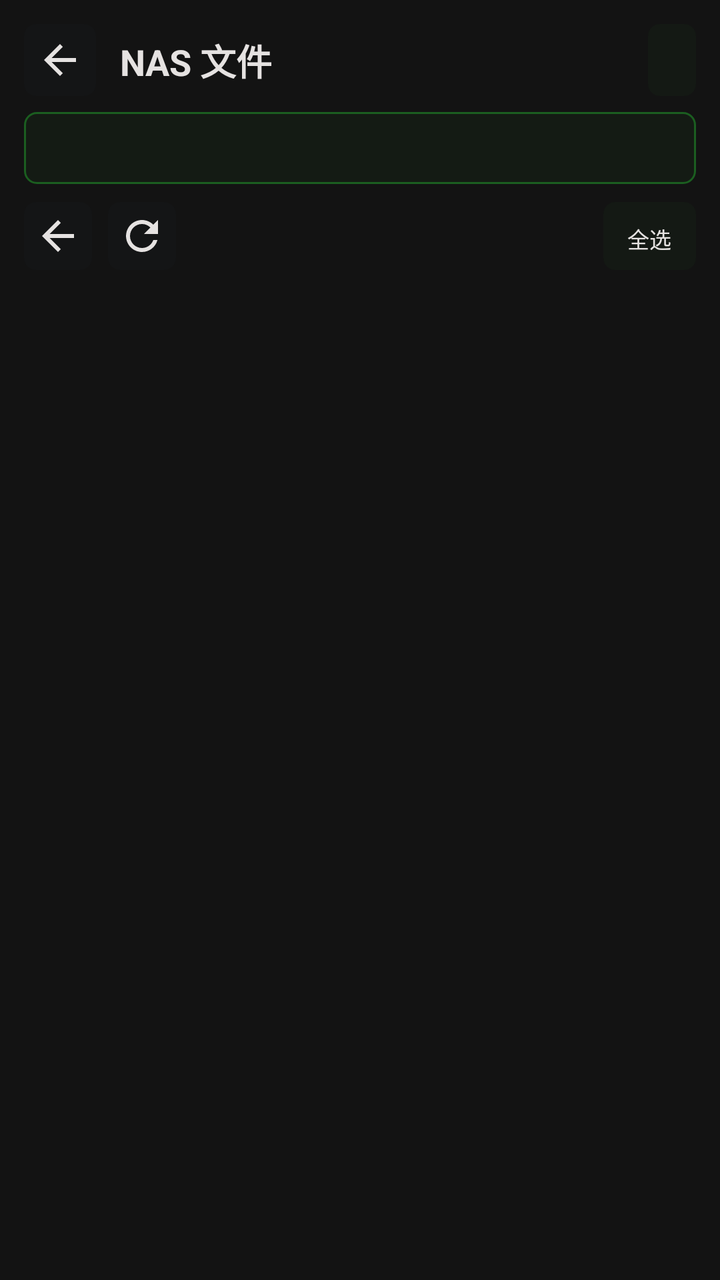
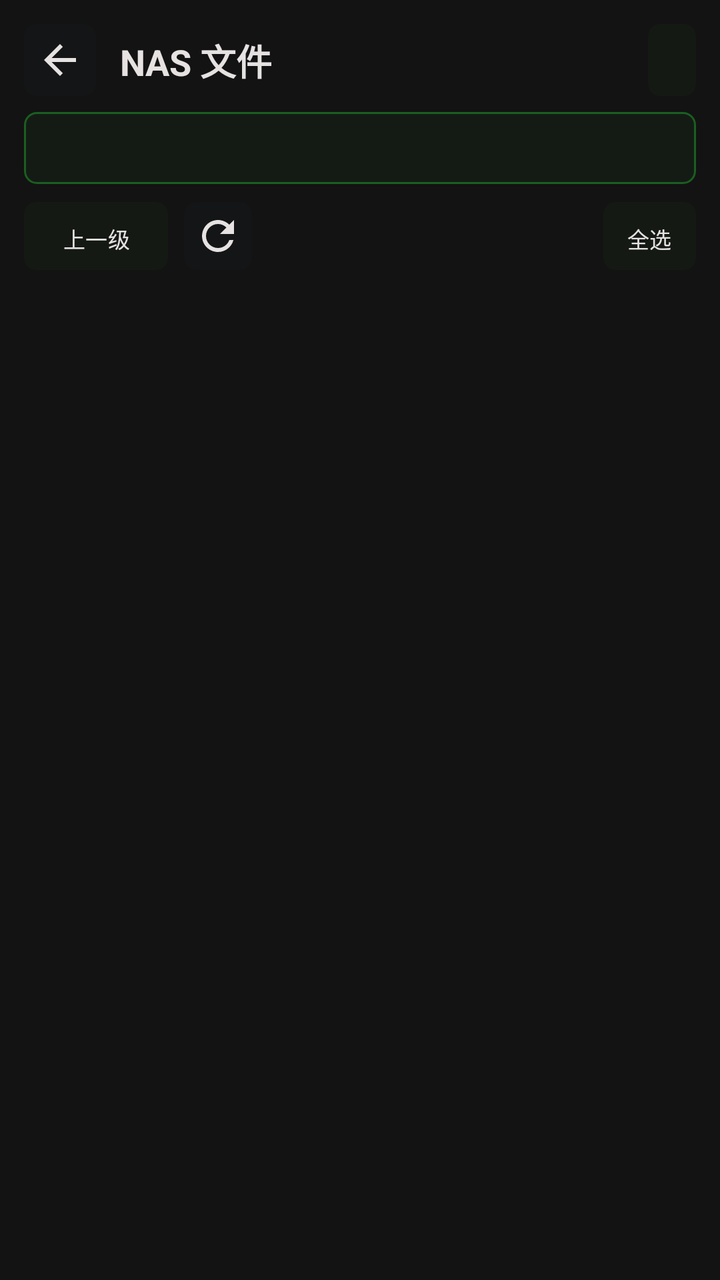

Screens rendered from an Android XML layout before and after an edit, with the pre-edit source and the edit as a unified diff.
<!-- AndroidManifest.xml: another module's application theme Theme.YuanBaoTv -->
<!-- res/layout/activity_nas_browser.xml -->
<?xml version="1.0" encoding="utf-8"?>
<androidx.constraintlayout.widget.ConstraintLayout xmlns:android="http://schemas.android.com/apk/res/android"
    xmlns:app="http://schemas.android.com/apk/res-auto"
    android:layout_width="match_parent"
    android:layout_height="match_parent"
    android:background="@color/tv_bg_dark"
    android:padding="@dimen/nas_browser_page_padding">

    <ImageButton
        android:id="@+id/btn_back"
        android:layout_width="@dimen/nas_browser_header_height"
        android:layout_height="@dimen/nas_browser_header_height"
        android:background="@drawable/bg_nas_browser_icon_button"
        android:contentDescription="@string/nas_file_up"
        android:padding="@dimen/nas_browser_icon_padding"
        android:src="@drawable/ic_nas_back"
        android:tooltipText="@string/nas_file_up"
        app:layout_constraintStart_toStartOf="parent"
        app:layout_constraintTop_toTopOf="parent" />

    <TextView
        android:id="@+id/tv_title"
        android:layout_width="0dp"
        android:layout_height="wrap_content"
        android:layout_marginStart="12dp"
        android:ellipsize="end"
        android:maxLines="1"
        android:text="@string/title_nas_files"
        android:textColor="@color/tv_text_primary"
        android:textSize="@dimen/nas_browser_title_text_size"
        android:textStyle="bold"
        app:layout_constraintBottom_toBottomOf="@id/btn_back"
        app:layout_constraintEnd_toStartOf="@id/btn_nas_edit"
        app:layout_constraintStart_toEndOf="@id/btn_back"
        app:layout_constraintTop_toTopOf="@id/btn_back" />

    <Button
        android:id="@+id/btn_nas_edit"
        android:layout_width="wrap_content"
        android:layout_height="@dimen/nas_browser_header_height"
        android:background="@drawable/bg_nas_browser_text_button"
        android:minWidth="0dp"
        android:paddingHorizontal="12dp"
        android:textColor="@color/tv_text_primary"
        android:textSize="@dimen/nas_browser_action_text_size"
        app:layout_constraintEnd_toEndOf="parent"
        app:layout_constraintTop_toTopOf="parent" />

    <Button
        android:id="@+id/btn_nas_source"
        android:layout_width="0dp"
        android:layout_height="@dimen/nas_browser_header_height"
        android:layout_marginTop="8dp"
        android:background="@drawable/bg_nas_browser_source"
        android:ellipsize="end"
        android:gravity="start|center_vertical"
        android:maxLines="1"
        android:paddingHorizontal="12dp"
        android:textColor="@color/tv_text_primary"
        android:textSize="@dimen/nas_browser_source_text_size"
        app:layout_constraintEnd_toEndOf="parent"
        app:layout_constraintStart_toStartOf="parent"
        app:layout_constraintTop_toBottomOf="@id/btn_back" />

    <TextView
        android:id="@+id/tv_nas_address"
        android:layout_width="0dp"
        android:layout_height="0dp"
        android:visibility="gone"
        android:ellipsize="middle"
        android:maxLines="1"
        android:textColor="@color/tv_text_secondary"
        android:textSize="@dimen/nas_browser_address_text_size"
        app:layout_constraintEnd_toEndOf="parent"
        app:layout_constraintStart_toStartOf="parent"
        app:layout_constraintTop_toBottomOf="@id/btn_nas_source" />

    <LinearLayout
        android:id="@+id/layout_file_actions"
        android:layout_width="0dp"
        android:layout_height="@dimen/nas_browser_action_height"
        android:layout_marginTop="8dp"
        android:gravity="center_vertical"
        android:orientation="horizontal"
        app:layout_constraintEnd_toEndOf="parent"
        app:layout_constraintStart_toStartOf="parent"
        app:layout_constraintTop_toBottomOf="@id/btn_nas_source">

        <ImageButton
            android:id="@+id/btn_file_up"
            android:layout_width="@dimen/nas_browser_action_button_height"
            android:layout_height="@dimen/nas_browser_action_button_height"
            android:background="@drawable/bg_nas_browser_icon_button"
            android:contentDescription="@string/nas_file_up"
            android:padding="@dimen/nas_browser_icon_padding"
            android:src="@drawable/ic_nas_back"
            android:tooltipText="@string/nas_file_up" />

        <ImageButton
            android:id="@+id/btn_refresh_files"
            android:layout_width="@dimen/nas_browser_action_button_height"
            android:layout_height="@dimen/nas_browser_action_button_height"
            android:layout_marginStart="8dp"
            android:background="@drawable/bg_nas_browser_icon_button"
            android:contentDescription="@string/nas_file_refresh"
            android:padding="@dimen/nas_browser_icon_padding"
            android:src="@drawable/ic_nas_refresh"
            android:tooltipText="@string/nas_file_refresh" />

        <TextView
            android:id="@+id/tv_file_path"
            android:layout_width="0dp"
            android:layout_height="wrap_content"
            android:layout_marginStart="12dp"
            android:layout_weight="1"
            android:ellipsize="start"
            android:maxLines="1"
            android:textColor="@color/tv_text_secondary"
            android:textSize="@dimen/nas_browser_path_text_size" />

        <Button
            android:id="@+id/btn_select_all"
            android:layout_width="wrap_content"
            android:layout_height="@dimen/nas_browser_action_button_height"
            android:background="@drawable/bg_nas_browser_text_button"
            android:minWidth="0dp"
            android:paddingHorizontal="12dp"
            android:text="@string/nas_file_select_all"
            android:textColor="@color/tv_text_primary"
            android:textSize="@dimen/nas_browser_action_text_size" />
    </LinearLayout>

    <androidx.recyclerview.widget.RecyclerView
        android:id="@+id/rv_nas_files"
        android:layout_width="0dp"
        android:layout_height="0dp"
        android:clipToPadding="false"
        android:clipChildren="false"
        android:paddingTop="4dp"
        android:paddingBottom="@dimen/nas_browser_list_bottom_padding"
        android:scrollbars="none"
        app:layoutManager="androidx.recyclerview.widget.LinearLayoutManager"
        app:layout_constraintBottom_toTopOf="@id/layout_download"
        app:layout_constraintEnd_toEndOf="parent"
        app:layout_constraintStart_toStartOf="parent"
        app:layout_constraintTop_toBottomOf="@id/layout_file_actions" />

    <ProgressBar
        android:id="@+id/progress_nas_files"
        android:layout_width="@dimen/nas_browser_progress_size"
        android:layout_height="@dimen/nas_browser_progress_size"
        android:visibility="gone"
        app:layout_constraintBottom_toBottomOf="@id/rv_nas_files"
        app:layout_constraintEnd_toEndOf="@id/rv_nas_files"
        app:layout_constraintStart_toStartOf="@id/rv_nas_files"
        app:layout_constraintTop_toTopOf="@id/rv_nas_files" />

    <TextView
        android:id="@+id/tv_nas_files_empty"
        android:layout_width="wrap_content"
        android:layout_height="wrap_content"
        android:gravity="center"
        android:textColor="@color/tv_text_secondary"
        android:clickable="true"
        android:focusable="true"
        android:textSize="13sp"
        android:visibility="gone"
        app:layout_constraintBottom_toBottomOf="@id/rv_nas_files"
        app:layout_constraintEnd_toEndOf="@id/rv_nas_files"
        app:layout_constraintStart_toStartOf="@id/rv_nas_files"
        app:layout_constraintTop_toTopOf="@id/rv_nas_files" />

    <LinearLayout
        android:id="@+id/layout_download"
        android:layout_width="0dp"
        android:layout_height="@dimen/nas_browser_bottom_height"
        android:background="@drawable/bg_nas_browser_bottom_bar"
        android:gravity="center_vertical"
        android:paddingHorizontal="@dimen/nas_browser_bottom_horizontal_padding"
        android:orientation="horizontal"
        android:visibility="gone"
        app:layout_constraintBottom_toBottomOf="parent"
        app:layout_constraintEnd_toEndOf="parent"
        app:layout_constraintStart_toStartOf="parent">

        <TextView
            android:id="@+id/tv_selected_count"
            android:layout_width="0dp"
            android:layout_height="wrap_content"
            android:layout_weight="1"
            android:textColor="@color/tv_text_primary"
            android:textSize="@dimen/nas_browser_selected_text_size" />

        <Button
            android:id="@+id/btn_download_selected"
            android:layout_width="wrap_content"
            android:layout_height="@dimen/nas_browser_header_height"
            android:background="@drawable/bg_nas_browser_download_button"
            android:minWidth="0dp"
            android:paddingHorizontal="16dp"
            android:text="@string/nas_file_download_selected"
            android:textColor="@color/tv_hero_btn_text"
            android:textSize="@dimen/nas_browser_action_text_size" />
    </LinearLayout>
</androidx.constraintlayout.widget.ConstraintLayout>
<!-- resources referenced by this layout -->
<resources>
  <color name="tv_bg_dark">#131313</color>
  <color name="tv_hero_btn_text">#F8FAFC</color>
  <color name="tv_text_primary">#E5E2E1</color>
  <color name="tv_text_secondary">#D3C5AF</color>
  <dimen name="nas_browser_action_button_height">34dp</dimen>
  <dimen name="nas_browser_action_height">36dp</dimen>
  <dimen name="nas_browser_action_text_size">11sp</dimen>
  <dimen name="nas_browser_address_text_size">11sp</dimen>
  <dimen name="nas_browser_bottom_height">48dp</dimen>
  <dimen name="nas_browser_bottom_horizontal_padding">12dp</dimen>
  <dimen name="nas_browser_header_height">36dp</dimen>
  <dimen name="nas_browser_icon_padding">8dp</dimen>
  <dimen name="nas_browser_list_bottom_padding">8dp</dimen>
  <dimen name="nas_browser_page_padding">12dp</dimen>
  <dimen name="nas_browser_path_text_size">12sp</dimen>
  <dimen name="nas_browser_progress_size">36dp</dimen>
  <dimen name="nas_browser_selected_text_size">13sp</dimen>
  <dimen name="nas_browser_source_text_size">13sp</dimen>
  <dimen name="nas_browser_title_text_size">18sp</dimen>
  <!-- drawable bg_nas_browser_bottom_bar (drawable) -->
  <?xml version="1.0" encoding="utf-8"?>
  <shape xmlns:android="http://schemas.android.com/apk/res/android" android:shape="rectangle">
      <solid android:color="#1C1C1F" />
      <stroke android:width="1dp" android:color="#34383E" />
      <corners android:radius="6dp" />
  </shape>
  <!-- drawable ic_nas_back (drawable) -->
  <vector xmlns:android="http://schemas.android.com/apk/res/android"
      android:width="24dp"
      android:height="24dp"
      android:viewportWidth="24"
      android:viewportHeight="24">
      <path android:fillColor="@color/tv_text_primary" android:pathData="M20,11H7.83l5.59,-5.59L12,4l-8,8 8,8 1.41,-1.41L7.83,13H20z" />
  </vector>
  <!-- drawable ic_nas_refresh (drawable) -->
  <vector xmlns:android="http://schemas.android.com/apk/res/android"
      android:width="24dp"
      android:height="24dp"
      android:viewportWidth="24"
      android:viewportHeight="24">
      <path android:fillColor="@color/tv_text_primary" android:pathData="M17.65,6.35C16.2,4.9 14.21,4 12,4c-4.42,0 -7.99,3.58 -7.99,8s3.57,8 7.99,8c3.73,0 6.84,-2.55 7.73,-6h-2.08c-0.82,2.33 -3.04,4 -5.65,4 -3.31,0 -6,-2.69 -6,-6s2.69,-6 6,-6c1.66,0 3.14,0.69 4.22,1.78L13,11h7V4z" />
  </vector>
  <string name="nas_file_download_selected">下载视频及关联文件</string>
  <string name="nas_file_refresh">刷新</string>
  <string name="nas_file_select_all">全选</string>
  <string name="nas_file_up">上一级</string>
  <string name="title_nas_files">NAS 文件</string>
  <style name="Theme.YuanBaoTv" parent="Theme.Material3.DayNight.NoActionBar">
          <item name="colorPrimary">@color/primary</item>
          <item name="colorOnPrimary">@color/on_primary</item>
          <item name="android:statusBarColor">@android:color/transparent</item>
          <item name="android:navigationBarColor">@android:color/transparent</item>
          <item name="android:windowLightStatusBar">false</item>
          <item name="buttonStyle">@style/Widget.YuanBaoTv.Button</item>
      </style>
  <color name="tv_accent_blue">#38BDF8</color>
  <color name="tv_focus_ring">#84F5E8</color>
  <color name="primary">#1B5E20</color>
  <color name="on_primary">#FFFFFF</color>
  <style name="Widget.YuanBaoTv.Button" parent="Widget.AppCompat.Button">
          <item name="android:backgroundTint">@null</item>
          <item name="backgroundTint">@null</item>
          <item name="android:textAllCaps">false</item>
      </style>
  <!-- unchanged entries left out for length: 4 -->
</resources>

<!-- the commit's change to res/layout/activity_nas_browser.xml (unified diff, before → after) -->
@@ -11,10 +11,10 @@
         android:layout_width="@dimen/nas_browser_header_height"
         android:layout_height="@dimen/nas_browser_header_height"
         android:background="@drawable/bg_nas_browser_icon_button"
-        android:contentDescription="@string/nas_file_up"
+        android:contentDescription="@string/navigation_back"
         android:padding="@dimen/nas_browser_icon_padding"
         android:src="@drawable/ic_nas_back"
-        android:tooltipText="@string/nas_file_up"
+        android:tooltipText="@string/navigation_back"
         app:layout_constraintStart_toStartOf="parent"
         app:layout_constraintTop_toTopOf="parent" />
 
@@ -30,9 +30,25 @@
         android:textSize="@dimen/nas_browser_title_text_size"
         android:textStyle="bold"
         app:layout_constraintBottom_toBottomOf="@id/btn_back"
-        app:layout_constraintEnd_toStartOf="@id/btn_nas_edit"
+        app:layout_constraintEnd_toStartOf="@id/btn_nas_scan"
         app:layout_constraintStart_toEndOf="@id/btn_back"
         app:layout_constraintTop_toTopOf="@id/btn_back" />
+
+    <Button
+        android:id="@+id/btn_nas_scan"
+        android:layout_width="wrap_content"
+        android:layout_height="@dimen/nas_browser_header_height"
+        android:layout_marginEnd="8dp"
+        android:background="@drawable/bg_nas_browser_text_button"
+        android:minWidth="0dp"
+        android:paddingHorizontal="12dp"
+        android:text="@string/btn_scan_now"
+        android:textAllCaps="false"
+        android:textColor="@color/tv_text_primary"
+        android:textSize="@dimen/nas_browser_action_text_size"
+        android:visibility="gone"
+        app:layout_constraintEnd_toStartOf="@id/btn_nas_edit"
+        app:layout_constraintTop_toTopOf="parent" />
 
     <Button
         android:id="@+id/btn_nas_edit"
@@ -41,6 +57,7 @@
         android:background="@drawable/bg_nas_browser_text_button"
         android:minWidth="0dp"
         android:paddingHorizontal="12dp"
+        android:textAllCaps="false"
         android:textColor="@color/tv_text_primary"
         android:textSize="@dimen/nas_browser_action_text_size"
         app:layout_constraintEnd_toEndOf="parent"
@@ -86,14 +103,17 @@
         app:layout_constraintStart_toStartOf="parent"
         app:layout_constraintTop_toBottomOf="@id/btn_nas_source">
 
-        <ImageButton
+        <Button
             android:id="@+id/btn_file_up"
-            android:layout_width="@dimen/nas_browser_action_button_height"
+            android:layout_width="@dimen/nas_browser_short_action_width"
             android:layout_height="@dimen/nas_browser_action_button_height"
-            android:background="@drawable/bg_nas_browser_icon_button"
-            android:contentDescription="@string/nas_file_up"
-            android:padding="@dimen/nas_browser_icon_padding"
-            android:src="@drawable/ic_nas_back"
+            android:background="@drawable/bg_nas_browser_text_button"
+            android:minWidth="0dp"
+            android:paddingHorizontal="12dp"
+            android:text="@string/nas_file_up"
+            android:textAllCaps="false"
+            android:textColor="@color/tv_text_primary"
+            android:textSize="@dimen/nas_browser_action_text_size"
             android:tooltipText="@string/nas_file_up" />
 
         <ImageButton
<!-- resource entries referenced after the edit -->
@@ -17,6 +17,7 @@
   <dimen name="nas_browser_path_text_size">12sp</dimen>
   <dimen name="nas_browser_progress_size">36dp</dimen>
   <dimen name="nas_browser_selected_text_size">13sp</dimen>
+  <dimen name="nas_browser_short_action_width">72dp</dimen>
   <dimen name="nas_browser_source_text_size">13sp</dimen>
   <dimen name="nas_browser_title_text_size">18sp</dimen>
   <!-- drawable bg_nas_browser_bottom_bar (drawable) -->
@@ -42,10 +43,12 @@
       android:viewportHeight="24">
       <path android:fillColor="@color/tv_text_primary" android:pathData="M17.65,6.35C16.2,4.9 14.21,4 12,4c-4.42,0 -7.99,3.58 -7.99,8s3.57,8 7.99,8c3.73,0 6.84,-2.55 7.73,-6h-2.08c-0.82,2.33 -3.04,4 -5.65,4 -3.31,0 -6,-2.69 -6,-6s2.69,-6 6,-6c1.66,0 3.14,0.69 4.22,1.78L13,11h7V4z" />
   </vector>
+  <string name="btn_scan_now">立即扫描</string>
   <string name="nas_file_download_selected">下载视频及关联文件</string>
   <string name="nas_file_refresh">刷新</string>
   <string name="nas_file_select_all">全选</string>
   <string name="nas_file_up">上一级</string>
+  <string name="navigation_back">返回</string>
   <string name="title_nas_files">NAS 文件</string>
   <style name="Theme.YuanBaoTv" parent="Theme.Material3.DayNight.NoActionBar">
           <item name="colorPrimary">@color/primary</item>
